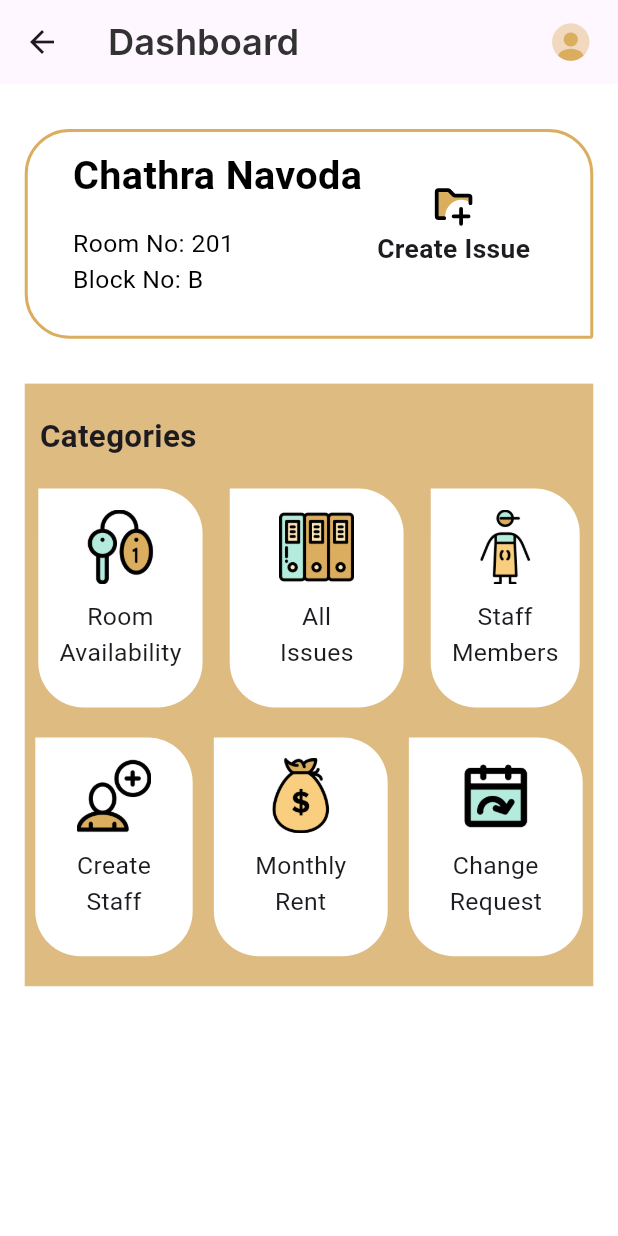
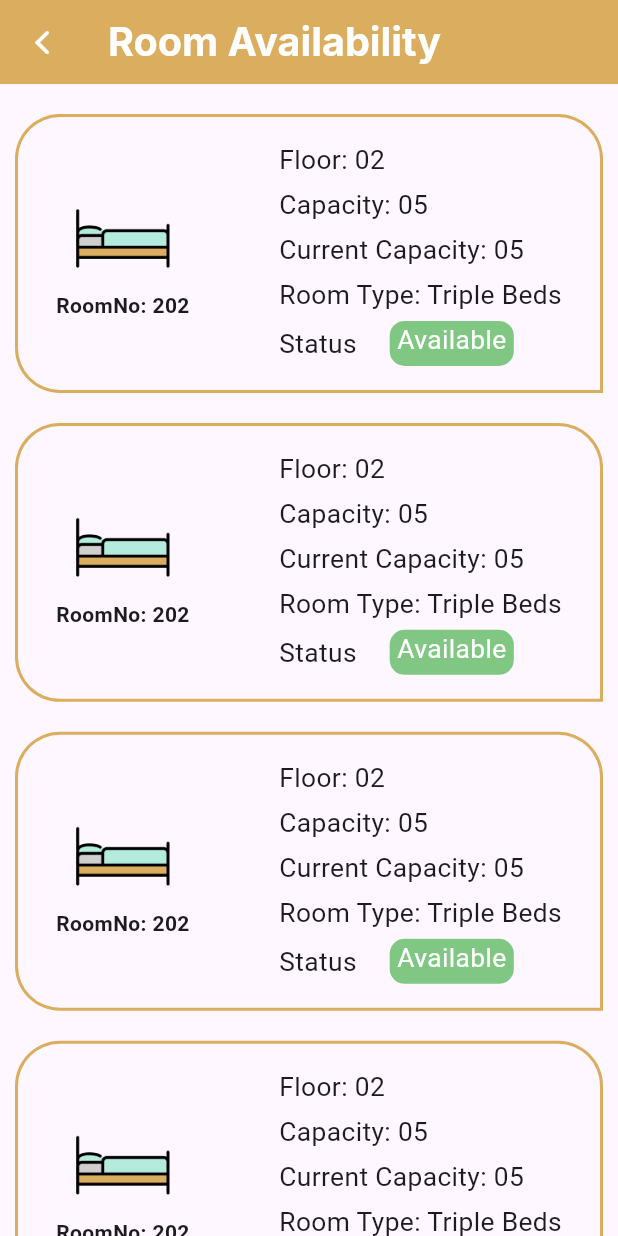
Before and after one commit to ChathraNavoda/LivingEase, a Flutter app: the HomeScreen screen opened directly, after a tap on an icon or button, on a phone screen of 412 x 824 dp. Run offline on Flutter 3.47's test engine with Material 3 defaults, Android fonts, the phone set to English and light mode, and no system bars; our stand-ins replace flutter_screenutil, flutter_svg, google_fonts.

Commit message:
Create room availability screen and styling

```diff
--- a/lib/features/home/screens/home_screen.dart
+++ b/lib/features/home/screens/home_screen.dart
@@ -7,6 +7,7 @@ import 'package:livingease/features/admin/screens/create_staff_screen.dart';
 import 'package:livingease/features/admin/screens/staff_display_screen.dart';
 import 'package:livingease/features/home/widgets/category_card.dart';
 import 'package:livingease/features/tenants/screens/create_issue_screen.dart';
+import 'package:livingease/features/tenants/screens/room_availability_screen.dart';
 import 'package:livingease/theme/colors.dart';
 import 'package:livingease/theme/text_theme.dart';
 
@@ -160,7 +161,15 @@ class _HomeScreenState extends State<HomeScreen> {
                         image: AppConstants.roomAvailability,
                         imageWidth: 50.0,
                         imageHeight: 50.0,
-                        onTap: () {},
+                        onTap: () {
+                          Navigator.push(
+                            context,
+                            MaterialPageRoute(
+                              builder: (context) =>
+                                  const RoomAvailabilityScreen(),
+                            ),
+                          );
+                        },
                       ),
                       CategoryCard(
                         category: "All\nIssues",
--- /dev/null
+++ b/lib/features/tenants/screens/room_availability_screen.dart
@@ -0,0 +1,132 @@
+import 'package:flutter/material.dart';
+import 'package:flutter_screenutil/flutter_screenutil.dart';
+import 'package:livingease/common/app_bar.dart';
+import 'package:livingease/common/constant.dart';
+import 'package:livingease/common/spacing.dart';
+import 'package:livingease/theme/colors.dart';
+
+class RoomAvailabilityScreen extends StatefulWidget {
+  const RoomAvailabilityScreen({super.key});
+
+  @override
+  State<RoomAvailabilityScreen> createState() => _RoomAvailabilityScreenState();
+}
+
+class _RoomAvailabilityScreenState extends State<RoomAvailabilityScreen> {
+  @override
+  Widget build(BuildContext context) {
+    return Scaffold(
+      appBar: buildAppBar(context, "Room Availability"),
+      body: Column(
+        children: [
+          Expanded(
+            child: ListView.builder(
+                padding: EdgeInsets.all(10.h),
+                itemCount: 5,
+                shrinkWrap: true,
+                itemBuilder: (context, index) {
+                  return Padding(
+                    padding: EdgeInsets.symmetric(vertical: 10.h),
+                    child: const RoomCard(),
+                  );
+                }),
+          ),
+        ],
+      ),
+    );
+  }
+}
+
+class RoomCard extends StatelessWidget {
+  const RoomCard({super.key});
+
+  @override
+  Widget build(BuildContext context) {
+    return Container(
+      padding: const EdgeInsets.all(16),
+      decoration: BoxDecoration(
+        borderRadius: BorderRadius.only(
+          topLeft: Radius.circular(30.r),
+          topRight: Radius.circular(30.r),
+          bottomLeft: Radius.circular(30.r),
+        ),
+        border: Border.all(
+          color: AppColors.kIndianYellow,
+          width: 2,
+        ),
+      ),
+      child: Row(
+        mainAxisAlignment: MainAxisAlignment.spaceAround,
+        children: [
+          Column(
+            children: [
+              Image.asset(
+                AppConstants.bed,
+                height: 70.h,
+                width: 70.w,
+              ),
+              const Text(
+                "RoomNo: 202",
+                style: TextStyle(
+                  fontWeight: FontWeight.bold,
+                ),
+              )
+            ],
+          ),
+          widthSpacer(20),
+          Column(
+            crossAxisAlignment: CrossAxisAlignment.start,
+            children: [
+              Text(
+                "Floor: 02",
+                style: TextStyle(fontSize: 16.sp),
+              ),
+              heightSpacer(5),
+              Text(
+                "Capacity: 05",
+                style: TextStyle(fontSize: 16.sp),
+              ),
+              heightSpacer(5),
+              Text(
+                "Current Capacity: 05",
+                style: TextStyle(fontSize: 16.sp),
+              ),
+              heightSpacer(5),
+              Text(
+                "Room Type: Triple Beds",
+                style: TextStyle(fontSize: 16.sp),
+              ),
+              heightSpacer(5),
+              Row(
+                children: [
+                  Text(
+                    "Status",
+                    style: TextStyle(fontSize: 16.sp),
+                  ),
+                  widthSpacer(20),
+                  Container(
+                    height: 30,
+                    padding: const EdgeInsets.only(
+                      left: 5,
+                      right: 5,
+                      bottom: 5,
+                    ),
+                    decoration: BoxDecoration(
+                      borderRadius: BorderRadius.circular(10),
+                      color: Colors.green.shade300,
+                    ),
+                    child: Text(
+                      "Available",
+                      textAlign: TextAlign.center,
+                      style: TextStyle(fontSize: 16.sp, color: Colors.white),
+                    ),
+                  ),
+                ],
+              )
+            ],
+          )
+        ],
+      ),
+    );
+  }
+}
```
Also changed, not shown: assets/bed.png (added).
